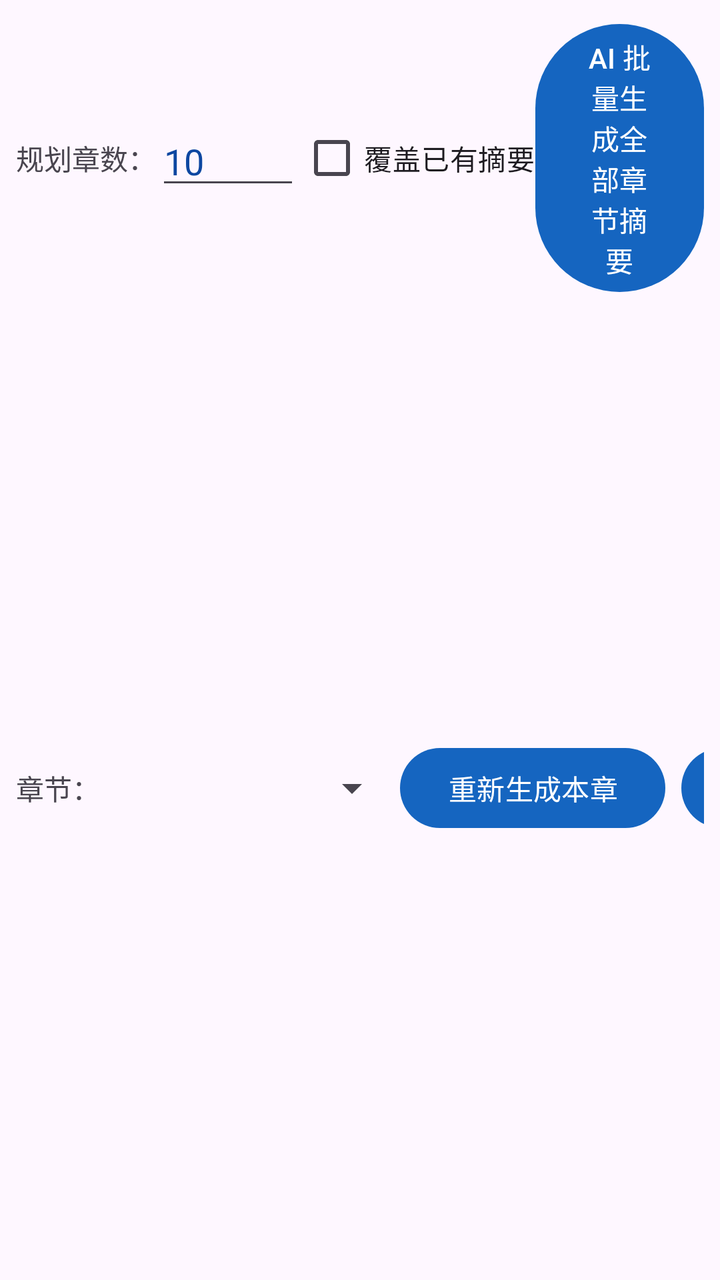
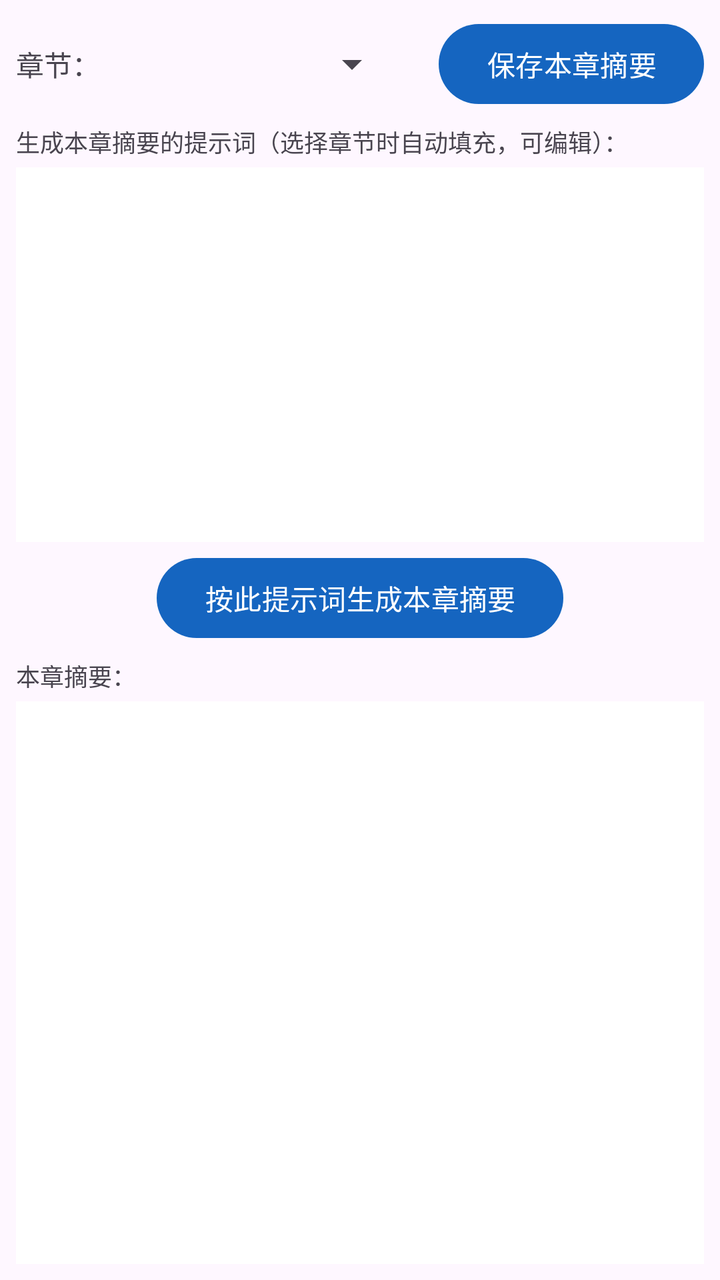

Before-and-after screenshots of an Android layout around one commit, followed by the original layout XML and the change that was made.
<!-- AndroidManifest.xml: application theme Theme.NovelStudio -->
<!-- res/layout/fragment_summary.xml -->
<?xml version="1.0" encoding="utf-8"?>
<LinearLayout xmlns:android="http://schemas.android.com/apk/res/android"
    android:layout_width="match_parent"
    android:layout_height="match_parent"
    android:orientation="vertical"
    android:padding="@dimen/screen_padding">

    <LinearLayout
        android:layout_width="match_parent"
        android:layout_height="wrap_content"
        android:gravity="center_vertical"
        android:orientation="horizontal">

        <TextView
            android:layout_width="wrap_content"
            android:layout_height="wrap_content"
            android:text="规划章数：" />

        <EditText
            android:id="@+id/et_n_chapters"
            android:layout_width="72dp"
            android:layout_height="wrap_content"
            android:inputType="number"
            android:text="10"
            android:singleLine="true" />

        <CheckBox
            android:id="@+id/cb_overwrite"
            android:layout_width="wrap_content"
            android:layout_height="wrap_content"
            android:text="覆盖已有摘要" />

        <Button
            android:id="@+id/btn_gen_all"
            android:layout_width="wrap_content"
            android:layout_height="wrap_content"
            android:text="AI 批量生成全部章节摘要" />

        <Button
            android:id="@+id/btn_save_summary"
            android:layout_width="wrap_content"
            android:layout_height="wrap_content"
            android:layout_marginStart="8dp"
            android:text="保存本章摘要" />
    </LinearLayout>

    <LinearLayout
        android:layout_width="match_parent"
        android:layout_height="wrap_content"
        android:layout_marginTop="6dp"
        android:gravity="center_vertical"
        android:orientation="horizontal">

        <TextView
            android:layout_width="wrap_content"
            android:layout_height="wrap_content"
            android:text="章节：" />

        <Spinner
            android:id="@+id/spin_sum"
            android:layout_width="150dp"
            android:layout_height="wrap_content" />

        <Button
            android:id="@+id/btn_gen_one"
            android:layout_width="wrap_content"
            android:layout_height="wrap_content"
            android:text="重新生成本章" />

        <EditText
            android:id="@+id/et_revise"
            android:layout_width="0dp"
            android:layout_height="wrap_content"
            android:layout_weight="1"
            android:layout_marginStart="8dp"
            android:gravity="top"
            android:hint="AI 修订指令（如：把冲突加强，结尾钩子更狠）"
            android:inputType="textMultiLine"
            android:maxLines="2"
            android:minLines="2" />

        <Button
            android:id="@+id/btn_revise"
            android:layout_width="wrap_content"
            android:layout_height="wrap_content"
            android:text="AI 修订" />
    </LinearLayout>

    <EditText
        android:id="@+id/et_summary"
        android:layout_width="match_parent"
        android:layout_height="0dp"
        android:layout_marginTop="6dp"
        android:layout_weight="1"
        android:background="@android:color/white"
        android:gravity="top"
        android:inputType="textMultiLine"
        android:padding="6dp"
        android:textSize="@dimen/text_body" />
</LinearLayout>
<!-- resources referenced by this layout -->
<resources>
  <dimen name="screen_padding">8dp</dimen>
  <dimen name="text_body">14sp</dimen>
  <style name="Theme.NovelStudio" parent="Theme.Material3.DayNight.NoActionBar">
          <item name="colorPrimary">@color/primary</item>
          <item name="colorOnPrimary">@color/white</item>
          <item name="colorSecondary">@color/teal_200</item>
          <item name="android:statusBarColor">@color/primary_dark</item>
          <item name="android:navigationBarColor">@color/primary_dark</item>
          
          <item name="android:textColorHint">@color/gray_hint</item>
          
          <item name="android:editTextColor">@color/gray_hint</item>
      </style>
  <color name="primary">#1565C0</color>
  <color name="white">#FFFFFFFF</color>
  <color name="teal_200">#FF03DAC5</color>
  <color name="primary_dark">#0D47A1</color>
  <color name="gray_hint">#FF0D47A1</color>
</resources>

<!-- the commit's change to res/layout/fragment_summary.xml (unified diff, before → after) -->
@@ -14,46 +14,6 @@
         <TextView
             android:layout_width="wrap_content"
             android:layout_height="wrap_content"
-            android:text="规划章数：" />
-
-        <EditText
-            android:id="@+id/et_n_chapters"
-            android:layout_width="72dp"
-            android:layout_height="wrap_content"
-            android:inputType="number"
-            android:text="10"
-            android:singleLine="true" />
-
-        <CheckBox
-            android:id="@+id/cb_overwrite"
-            android:layout_width="wrap_content"
-            android:layout_height="wrap_content"
-            android:text="覆盖已有摘要" />
-
-        <Button
-            android:id="@+id/btn_gen_all"
-            android:layout_width="wrap_content"
-            android:layout_height="wrap_content"
-            android:text="AI 批量生成全部章节摘要" />
-
-        <Button
-            android:id="@+id/btn_save_summary"
-            android:layout_width="wrap_content"
-            android:layout_height="wrap_content"
-            android:layout_marginStart="8dp"
-            android:text="保存本章摘要" />
-    </LinearLayout>
-
-    <LinearLayout
-        android:layout_width="match_parent"
-        android:layout_height="wrap_content"
-        android:layout_marginTop="6dp"
-        android:gravity="center_vertical"
-        android:orientation="horizontal">
-
-        <TextView
-            android:layout_width="wrap_content"
-            android:layout_height="wrap_content"
             android:text="章节：" />
 
         <Spinner
@@ -61,37 +21,58 @@
             android:layout_width="150dp"
             android:layout_height="wrap_content" />
 
+        <Space
+            android:layout_width="0dp"
+            android:layout_height="1dp"
+            android:layout_weight="1" />
+
         <Button
-            android:id="@+id/btn_gen_one"
+            android:id="@+id/btn_save_summary"
             android:layout_width="wrap_content"
             android:layout_height="wrap_content"
-            android:text="重新生成本章" />
+            android:text="保存本章摘要" />
+    </LinearLayout>
 
-        <EditText
-            android:id="@+id/et_revise"
-            android:layout_width="0dp"
-            android:layout_height="wrap_content"
-            android:layout_weight="1"
-            android:layout_marginStart="8dp"
-            android:gravity="top"
-            android:hint="AI 修订指令（如：把冲突加强，结尾钩子更狠）"
-            android:inputType="textMultiLine"
-            android:maxLines="2"
-            android:minLines="2" />
+    <TextView
+        android:layout_width="match_parent"
+        android:layout_height="wrap_content"
+        android:layout_marginTop="6dp"
+        android:text="生成本章摘要的提示词（选择章节时自动填充，可编辑）："
+        android:textSize="@dimen/text_small" />
 
-        <Button
-            android:id="@+id/btn_revise"
-            android:layout_width="wrap_content"
-            android:layout_height="wrap_content"
-            android:text="AI 修订" />
-    </LinearLayout>
+    <EditText
+        android:id="@+id/et_prompt"
+        android:layout_width="match_parent"
+        android:layout_height="0dp"
+        android:layout_marginTop="4dp"
+        android:layout_weight="2"
+        android:background="@android:color/white"
+        android:gravity="top"
+        android:inputType="textMultiLine"
+        android:padding="6dp"
+        android:textSize="@dimen/text_small" />
+
+    <Button
+        android:id="@+id/btn_run_prompt"
+        android:layout_width="wrap_content"
+        android:layout_height="wrap_content"
+        android:layout_gravity="center_horizontal"
+        android:layout_marginTop="4dp"
+        android:text="按此提示词生成本章摘要" />
+
+    <TextView
+        android:layout_width="match_parent"
+        android:layout_height="wrap_content"
+        android:layout_marginTop="6dp"
+        android:text="本章摘要："
+        android:textSize="@dimen/text_small" />
 
     <EditText
         android:id="@+id/et_summary"
         android:layout_width="match_parent"
         android:layout_height="0dp"
-        android:layout_marginTop="6dp"
-        android:layout_weight="1"
+        android:layout_marginTop="4dp"
+        android:layout_weight="3"
         android:background="@android:color/white"
         android:gravity="top"
         android:inputType="textMultiLine"
<!-- resource entries referenced after the edit -->
@@ -2,6 +2,7 @@
 <resources>
   <dimen name="screen_padding">8dp</dimen>
   <dimen name="text_body">14sp</dimen>
+  <dimen name="text_small">12sp</dimen>
   <style name="Theme.NovelStudio" parent="Theme.Material3.DayNight.NoActionBar">
           <item name="colorPrimary">@color/primary</item>
           <item name="colorOnPrimary">@color/white</item>
